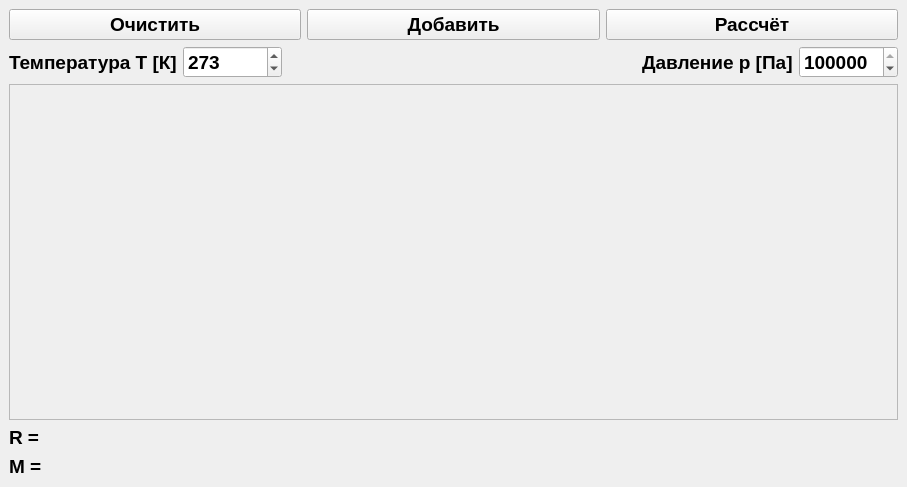
Old version of the form ui/base_qt_ui/ui_main_window.ui in the repository I-m-good-man/Gas-calculator.
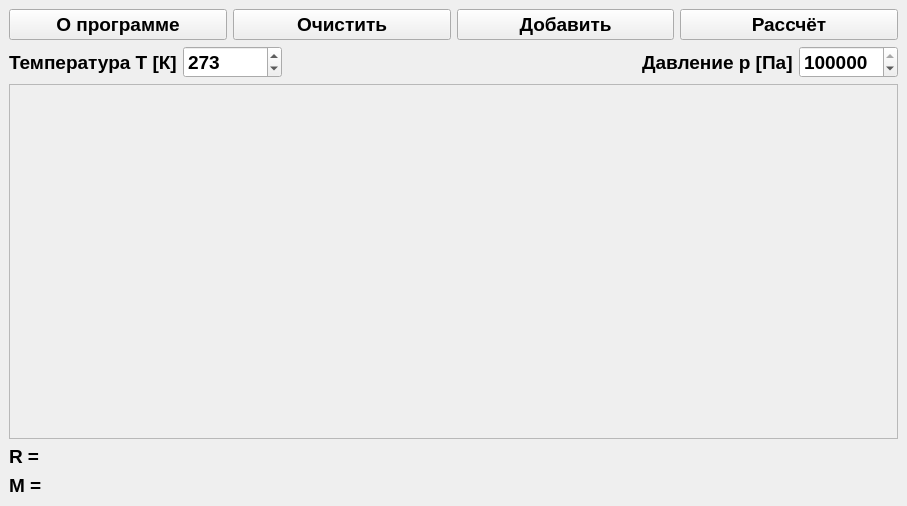
New version of the form.

Commit message: Add new button 'about programm' on window

Patch:
```diff
--- a/ui/base_qt_ui/ui_main_window.ui
+++ b/ui/base_qt_ui/ui_main_window.ui
@@ -7,7 +7,7 @@
     <x>0</x>
     <y>0</y>
     <width>907</width>
-    <height>487</height>
+    <height>506</height>
    </rect>
   </property>
   <property name="font">
@@ -25,6 +25,13 @@
      <layout class="QVBoxLayout" name="base_layout">
       <item>
        <layout class="QHBoxLayout" name="horizontalLayout">
+        <item>
+         <widget class="QPushButton" name="manual_button">
+          <property name="text">
+           <string>О программе</string>
+          </property>
+         </widget>
+        </item>
         <item>
          <widget class="QPushButton" name="clear_inputs_btn">
           <property name="text">
@@ -131,7 +138,7 @@
            <x>0</x>
            <y>0</y>
            <width>885</width>
-           <height>320</height>
+           <height>339</height>
           </rect>
          </property>
          <property name="sizePolicy">
```
The commit also changes 1 other file.
